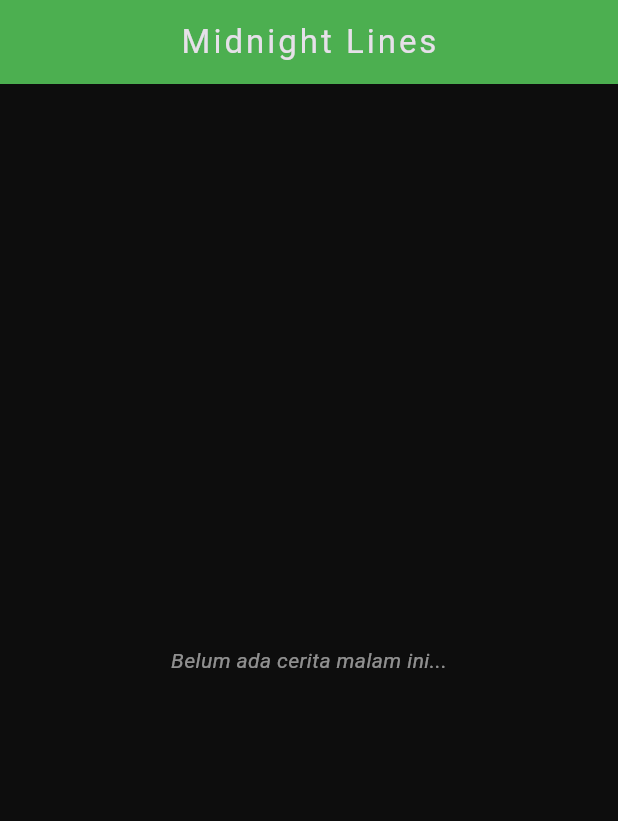
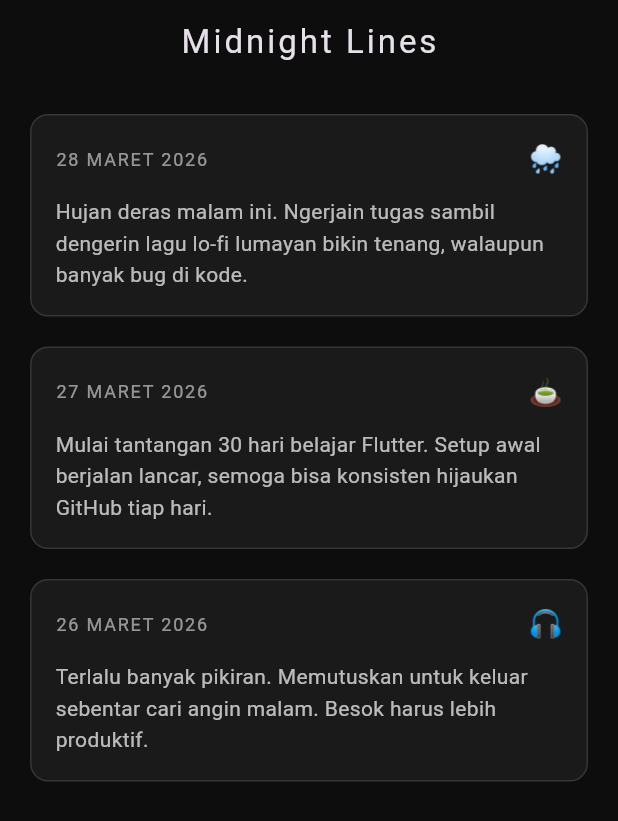
Before and after one commit to fikri-web/30-day-flutter, a Flutter app: the screen it shows after launch, on a phone screen of 412 x 824 dp. Shown: the top 821 px of the screen. Run offline on Flutter 3.47's test engine with Material 3 defaults, Android fonts, the phone set to English and light mode, and no system bars.

Commit message:
feat: membuat custom widget JournalCard dan menampilkan list dummy

```diff
--- a/lib/main.dart
+++ b/lib/main.dart
@@ -1,4 +1,5 @@
 import 'package:flutter/material.dart';
+import 'widgets/journal_card.dart';
 
 void main() {
   runApp(const MidnightLinesApp());
@@ -16,7 +17,8 @@ class MidnightLinesApp extends StatelessWidget {
         brightness: Brightness.dark,
         scaffoldBackgroundColor: const Color(0xFF0D0D0D),
         appBarTheme: const AppBarTheme(
-          backgroundColor: Colors.green,
+          backgroundColor: Colors.transparent,
+          elevation: 0,
         ),
       ),
       home: const BerandaJurnal(),
@@ -33,18 +35,27 @@ class BerandaJurnal extends StatelessWidget {
       appBar: AppBar(
         title: const Text(
           'Midnight Lines',
-          style: TextStyle(letterSpacing: 2.0),
+          style: TextStyle(letterSpacing: 2.0,),
         ),
         centerTitle: true,
       ),
-      body: const Center(
-        child: Text(
-          'Belum ada cerita malam ini...',
-          style: TextStyle(
-            color: Colors.white54,
-            fontStyle: FontStyle.italic,
-          ),
-          ),
+      body: ListView(
+        physics: const BouncingScrollPhysics(),
+        children: const [
+          SizedBox(height: 10),
+          JournalCard(
+            tanggal: '28 MARET 2026',
+            mood: '🌧️',
+            cerita: 'Hujan deras malam ini. Ngerjain tugas sambil dengerin lagu lo-fi lumayan bikin tenang, walaupun banyak bug di kode.'
+            ),
+            JournalCard(tanggal: '27 MARET 2026',
+            mood: '🍵',
+            cerita: 'Mulai tantangan 30 hari belajar Flutter. Setup awal berjalan lancar, semoga bisa konsisten hijaukan GitHub tiap hari.'
+            ),
+            JournalCard(tanggal: '26 MARET 2026',
+            mood: '🎧',
+            cerita: 'Terlalu banyak pikiran. Memutuskan untuk keluar sebentar cari angin malam. Besok harus lebih produktif.')
+        ],
       ),
     );
   }
--- /dev/null
+++ b/lib/widgets/journal_card.dart
@@ -0,0 +1,62 @@
+import 'package:flutter/material.dart';
+
+class JournalCard extends StatelessWidget {
+  final String tanggal;
+  final String mood;
+  final String cerita;
+
+  const JournalCard({
+    super.key,
+    required this.tanggal,
+    required this.mood,
+    required this.cerita,
+  });
+
+  @override
+  Widget build(BuildContext context) {
+    return Container(
+      margin: const EdgeInsets.symmetric(horizontal: 20, vertical: 10),
+      padding: const EdgeInsets.all(16),
+      decoration: BoxDecoration(
+        color: const Color(0xFF1A1A1A),
+        borderRadius: BorderRadius.circular(12),
+        border: Border.all(color: Colors.white12),
+      ),
+      child: Column(
+        crossAxisAlignment: CrossAxisAlignment.start,
+        children: [
+          Row(
+            mainAxisAlignment: MainAxisAlignment.spaceBetween,
+            children: [
+              Text(
+                tanggal,
+                style: const TextStyle(
+                  color: Colors.white54,
+                  fontSize: 12,
+                  letterSpacing: 1.2,
+                ),
+              ),
+              Text(
+                mood,
+                style: const TextStyle(
+                  fontSize: 18,
+                ),
+              ),
+            ],
+          ),
+          const SizedBox(height: 12),
+          Text(
+            cerita,
+            style: const TextStyle(
+              color: Colors.white70,
+              fontSize: 14,
+              height: 1.5, // Jarak antar baris teks biar nyaman dibaca
+            ),
+            maxLines: 3, // Maksimal 3 baris
+            overflow: TextOverflow.ellipsis, // Kalau kepanjangan jadi "..."
+          ),
+        ],
+      ),
+    );
+  }
+}
```
